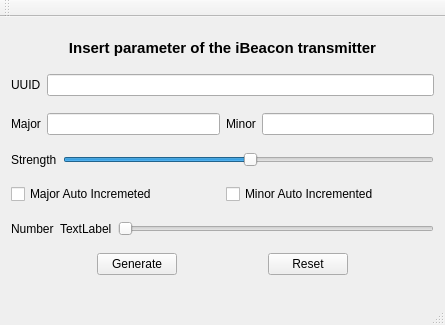
Qt form configurator.ui (AndreaCorna/Configurator_Ibeacon) before a commit.
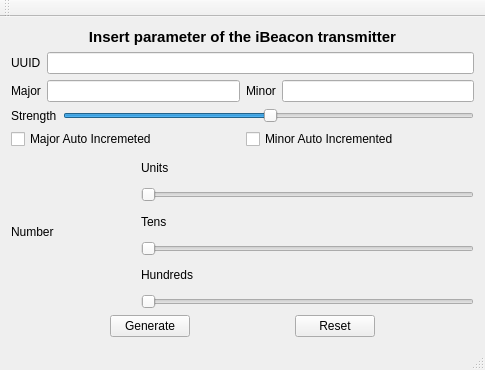
The same form after that commit.

Commit message: add slider to control number

Patch:
```diff
--- a/configurator.ui
+++ b/configurator.ui
@@ -6,8 +6,8 @@
    <rect>
     <x>0</x>
     <y>0</y>
-    <width>445</width>
-    <height>325</height>
+    <width>485</width>
+    <height>370</height>
    </rect>
   </property>
   <property name="windowTitle">
@@ -161,20 +161,71 @@
       </item>
       <item>
        <widget class="QLabel" name="number_label">
+        <property name="sizePolicy">
+         <sizepolicy hsizetype="Fixed" vsizetype="Preferred">
+          <horstretch>0</horstretch>
+          <verstretch>0</verstretch>
+         </sizepolicy>
+        </property>
+        <property name="minimumSize">
+         <size>
+          <width>75</width>
+          <height>0</height>
+         </size>
+        </property>
         <property name="text">
-         <string>TextLabel</string>
+         <string/>
         </property>
        </widget>
       </item>
       <item>
-       <widget class="QSlider" name="number_slider">
-        <property name="autoFillBackground">
-         <bool>false</bool>
-        </property>
-        <property name="orientation">
-         <enum>Qt::Horizontal</enum>
-        </property>
-       </widget>
+       <layout class="QVBoxLayout" name="verticalLayout_2">
+        <item>
+         <widget class="QLabel" name="label_7">
+          <property name="text">
+           <string>Units</string>
+          </property>
+         </widget>
+        </item>
+        <item>
+         <widget class="QSlider" name="unit_slider">
+          <property name="autoFillBackground">
+           <bool>false</bool>
+          </property>
+          <property name="orientation">
+           <enum>Qt::Horizontal</enum>
+          </property>
+         </widget>
+        </item>
+        <item>
+         <widget class="QLabel" name="label_8">
+          <property name="text">
+           <string>Tens</string>
+          </property>
+         </widget>
+        </item>
+        <item>
+         <widget class="QSlider" name="ten_slider">
+          <property name="orientation">
+           <enum>Qt::Horizontal</enum>
+          </property>
+         </widget>
+        </item>
+        <item>
+         <widget class="QLabel" name="label_9">
+          <property name="text">
+           <string>Hundreds</string>
+          </property>
+         </widget>
+        </item>
+        <item>
+         <widget class="QSlider" name="hundred_slider">
+          <property name="orientation">
+           <enum>Qt::Horizontal</enum>
+          </property>
+         </widget>
+        </item>
+       </layout>
       </item>
      </layout>
     </item>
```
Left out of the diff: 10 changed lines with no effect on the pictures. The commit also changes 2 other files.
